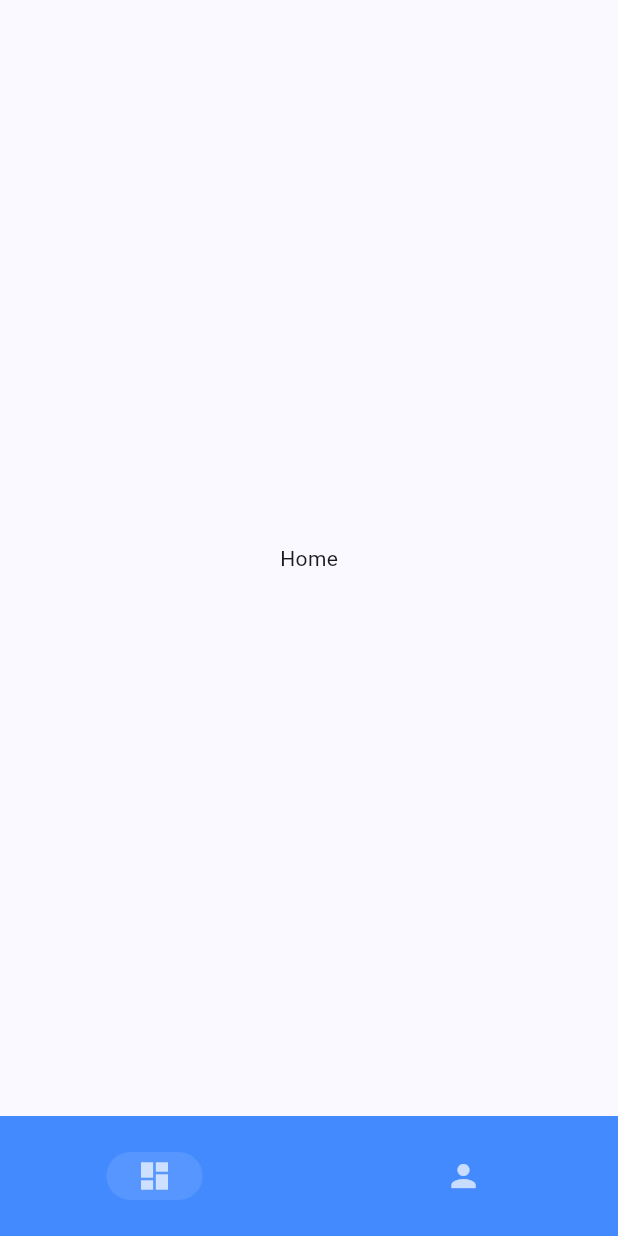
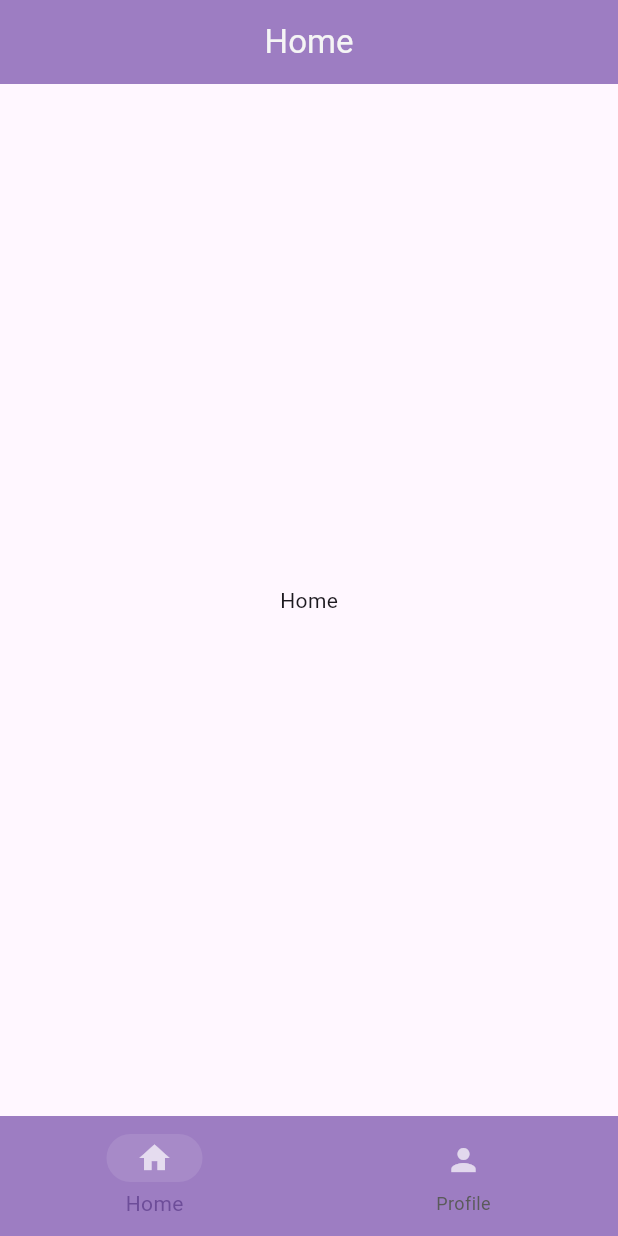
Before and after one commit to virmon/flutter-riverpod-boilerplate, a Flutter app: the screen it shows after launch, on a phone screen of 412 x 824 dp. Run offline on Flutter 3.47's test engine with Material 3 defaults, Android fonts, the phone set to English and light mode, and no system bars; our stand-ins replace flutter_riverpod, go_router.

Commit message:
added theme data

```diff
--- a/lib/src/app.dart
+++ b/lib/src/app.dart
@@ -1,5 +1,6 @@
 import 'package:flutter/material.dart';
 import 'package:flutter_riverpod/flutter_riverpod.dart';
+import 'package:flutter_riverpod_boilerplate/src/constants/app_colors.dart';
 import 'package:flutter_riverpod_boilerplate/src/routing/app_router.dart';
 
 class App extends ConsumerWidget {
@@ -12,16 +13,23 @@ class App extends ConsumerWidget {
       routerConfig: goRouter,
       title: 'Flutter App',
       theme: ThemeData(
-        colorScheme: ColorScheme.fromSeed(
-          seedColor: Colors.blueAccent,
-          brightness: Brightness.light,
+        colorScheme: ColorScheme.fromSeed(seedColor: AppColors.violetC2),
+        appBarTheme: const AppBarTheme(
+          backgroundColor: AppColors.violetC2,
+          foregroundColor: AppColors.whiteSmoke,
         ),
         navigationBarTheme: NavigationBarThemeData(
-          backgroundColor: Colors.blueAccent,
+          backgroundColor: AppColors.violetC2,
           indicatorColor: Colors.white10,
+          labelTextStyle: WidgetStateProperty.resolveWith((states) {
+            if (states.contains(WidgetState.selected)) {
+              return const TextStyle(color: AppColors.violet99);
+            }
+            return const TextStyle(color: AppColors.grey, fontSize: 12);
+          }),
         ),
         navigationRailTheme: NavigationRailThemeData(
-          backgroundColor: Colors.blueAccent,
+          backgroundColor: AppColors.violetC2,
           indicatorColor: Colors.white10,
         ),
       ),
--- /dev/null
+++ b/lib/src/constants/app_colors.dart
@@ -0,0 +1,24 @@
+import 'dart:ui';
+
+class AppColors {
+  /// Primary Colors
+  static const violet99 = Color(0xff6D4D99);
+  static const violetC2 = Color(0xff9D7DC2);
+  static const violetE3 = Color(0xffC2ABE3);
+  static const violetF6 = Color(0xffE4DAF6);
+  static const violetFB = Color(0xffF5F1FB);
+
+  /// Secondary Colors
+  static const green63 = Color(0xff3D7A63);
+  static const green92 = Color(0xff6CB292);
+  static const greenB9 = Color(0xffA8D8B9);
+  static const greenE4 = Color(0xffD4F1E4);
+  static const greenF7 = Color(0xffF2FCF7);
+
+  /// Neutral Colors
+  static const black = Color(0xff1F1F1F);
+  static const grey = Color(0xff5A5A5A);
+  static const lightGrey = Color(0xffD1D1D1);
+  static const whiteSmoke = Color(0xffF5F5F5);
+  static const white = Color(0xffFFFFFF);
+}
--- a/lib/src/feature/home/home.dart
+++ b/lib/src/feature/home/home.dart
@@ -5,6 +5,9 @@ class Home extends StatelessWidget {
 
   @override
   Widget build(BuildContext context) {
-    return Center(child: Text('Home'));
+    return Scaffold(
+      appBar: AppBar(title: Center(child: Text('Home'))),
+      body: Center(child: Text('Home')),
+    );
   }
 }
--- a/lib/src/routing/scaffold_with_navigation_bar.dart
+++ b/lib/src/routing/scaffold_with_navigation_bar.dart
@@ -19,11 +19,11 @@ class ScaffoldWithNavigationBar extends StatelessWidget {
       body: body,
       bottomNavigationBar: NavigationBar(
         selectedIndex: selectedIndex,
-        labelBehavior: NavigationDestinationLabelBehavior.alwaysHide,
+        labelBehavior: NavigationDestinationLabelBehavior.alwaysShow,
         destinations: const [
           NavigationDestination(
             label: NavigationLabel.home,
-            icon: Icon(Icons.dashboard, color: Colors.white70),
+            icon: Icon(Icons.home, color: Colors.white70),
           ),
           NavigationDestination(
             label: NavigationLabel.profile,
```
